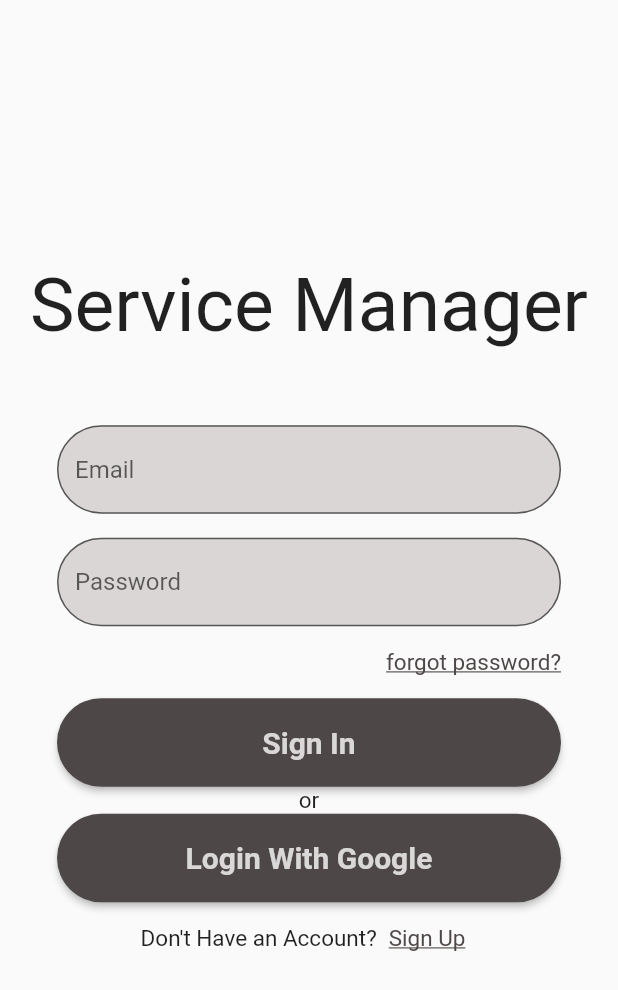
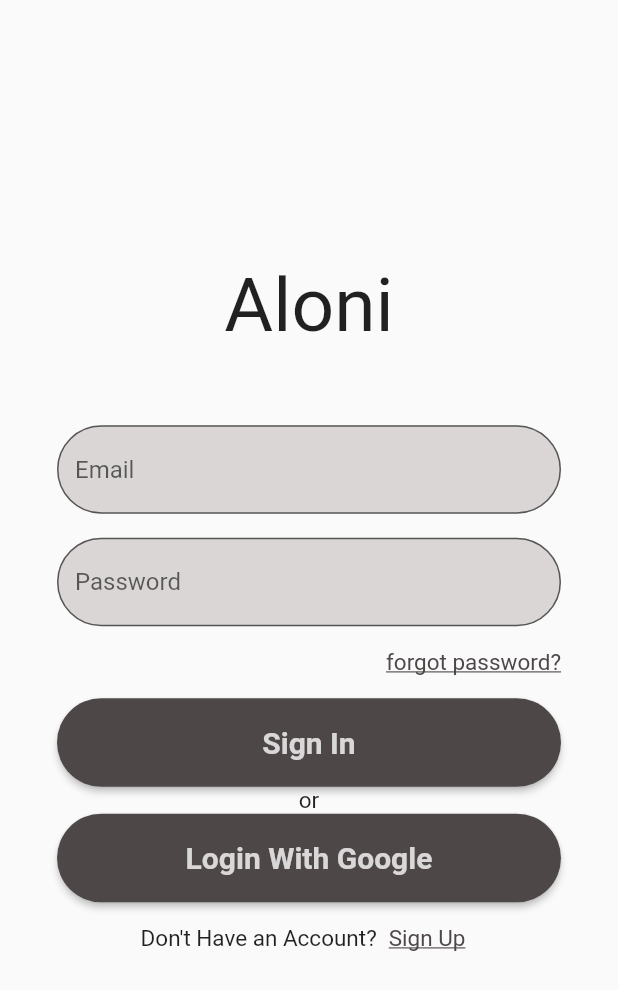
Before and after one commit to EsaraSithumal/service-manager, a Flutter app: the Home screen opened directly, on a phone screen of 412 x 824 dp. Shown: the top 990 px of the screen. Run offline on Flutter 3.47's test engine with Material 2 defaults, Android fonts, the light colour scheme and no system bars; our stand-ins replace circular_profile_avatar, flutter_datetime_picker, flutter_rating_bar, flutter_secure_storage, image_picker, intl_phone_number_input; accounts and stored records are empty; network calls fail; statements that could not run were skipped; project files that could hold a hidden picture were left out.

Commit message:
app name changed and user profile page is added

```diff
--- a/app/mobile app/service_manager/lib/Dashboard/advertismentdata.dart
+++ b/app/mobile app/service_manager/lib/Dashboard/advertismentdata.dart
@@ -83,6 +83,7 @@ class Rating extends StatelessWidget {
   Widget build(BuildContext context) {
     return Row(
       mainAxisAlignment: MainAxisAlignment.end,
+      crossAxisAlignment: CrossAxisAlignment.center,
       children: [
         RatingBarIndicator(
           rating: rating,
@@ -91,7 +92,7 @@ class Rating extends StatelessWidget {
             color: Theme.of(context).colorScheme.onPrimary,
           ),
           itemCount: 5,
-          itemSize: 20.0,
+          itemSize: 15.0,
           direction: Axis.horizontal,
         ),
         Text(
--- a/app/mobile app/service_manager/lib/Dashboard/dashboard.dart
+++ b/app/mobile app/service_manager/lib/Dashboard/dashboard.dart
@@ -5,6 +5,17 @@ import 'package:service_manager/main.dart';
 import './newsfeed.dart';
 import './searchbar.dart';
 import './sidemenuheader.dart';
+
+/*
+todo:
+  Search bar functionality
+  Drawer tabs -
+    -all
+  Load newsfeed using data fetched from server
+    -now it renders data in the static map
+  Request profile data from the server and render
+    -now displays some static data
+*/
 
 class Dashboard extends StatefulWidget {
   const Dashboard({Key? key}) : super(key: key);
@@ -98,6 +109,13 @@ class _DashboardState extends State<Dashboard> {
     data = _fetchData();
   }
 
+  //method to handle profile tab and profile icon button tap
+  void _handleProfileTap() {
+    Navigator.of(context).pushNamed(
+      '/profile',
+    );
+  }
+
   @override
   Widget build(BuildContext context) {
     //this futur builder will render the dashboard if data is fetched from server,
@@ -133,7 +151,7 @@ class _DashboardState extends State<Dashboard> {
             icon: _buildNotificationIcon(),
           ),
           IconButton(
-            onPressed: () => print('Profile Icon pressed'),
+            onPressed: _handleProfileTap,
             icon: const Icon(Icons.person),
           )
         ],
@@ -152,9 +170,10 @@ class _DashboardState extends State<Dashboard> {
                 email: email,
               ),
             ),
-            const ListTile(
-              leading: Icon(Icons.account_circle),
-              title: Text('My Profile'),
+            ListTile(
+              onTap: _handleProfileTap,
+              leading: const Icon(Icons.account_circle),
+              title: const Text('My Profile'),
             ),
             ListTile(
               leading: const Icon(Icons.supervised_user_circle),
--- a/app/mobile app/service_manager/lib/home/home.dart
+++ b/app/mobile app/service_manager/lib/home/home.dart
@@ -1,5 +1,11 @@
 import 'package:flutter/material.dart';
 import './loginform.dart';
+
+/*
+todo:
+  Embade google login
+  Forgot PW
+*/
 
 //this is the hompage of the app
 //logins and sign up are provided here
@@ -33,7 +39,7 @@ class _HomeState extends State<Home> {
         crossAxisAlignment: CrossAxisAlignment.center,
         children: [
           const Text(
-            'Service Manager',
+            'Aloni',
             style: TextStyle(fontSize: 50, color: Colors.black87),
           ),
           const LoginForm(),
--- a/app/mobile app/service_manager/lib/main.dart
+++ b/app/mobile app/service_manager/lib/main.dart
@@ -5,7 +5,7 @@ import 'package:flutter_secure_storage/flutter_secure_storage.dart';
 
 const server = 'http://192.168.8.181:5000/'; //url of the backend
 
-final secureStorage = new FlutterSecureStorage(); //storage for sensitive data
+const secureStorage = FlutterSecureStorage(); //storage for sensitive data
 
 void main() {
   runApp(const MyApp());
@@ -22,7 +22,7 @@ class _MyAppState extends State<MyApp> {
   @override
   Widget build(BuildContext context) {
     return MaterialApp(
-        title: 'Service Manager',
+        title: 'Aloni',
         initialRoute: '/',
         onGenerateRoute: RouteGenerator.generateRoute,
         theme: ThemeData(
--- a/app/mobile app/service_manager/lib/route_generator.dart
+++ b/app/mobile app/service_manager/lib/route_generator.dart
@@ -3,7 +3,7 @@ import './Home/home.dart';
 import './Dashboard/dashboard.dart';
 import './Home/SignUp/signup.dart';
 import './Addservice/addservice.dart';
-import './Addservice/addtags.dart';
+import 'Profile/userprofile.dart';
 
 class RouteGenerator {
   static Route<dynamic> generateRoute(RouteSettings settings) {
@@ -16,6 +16,8 @@ class RouteGenerator {
         return MaterialPageRoute(builder: (_) => const SignUp());
       case '/addservice':
         return MaterialPageRoute(builder: (_) => const AddService());
+      case '/profile':
+        return MaterialPageRoute(builder: (_) => const UserProfile());
       default:
         return MaterialPageRoute(builder: (_) => const Home());
     }
```
Also changed, not shown: app/mobile app/service_manager/lib/Addservice/addservice.dart (+9 -6 lines), app/mobile app/service_manager/lib/Dashboard/sidemenuheader.dart (+9 -9 lines), app/mobile app/service_manager/lib/Profile/userprofile.dart (added, +94 -0 lines), 2 other files.
